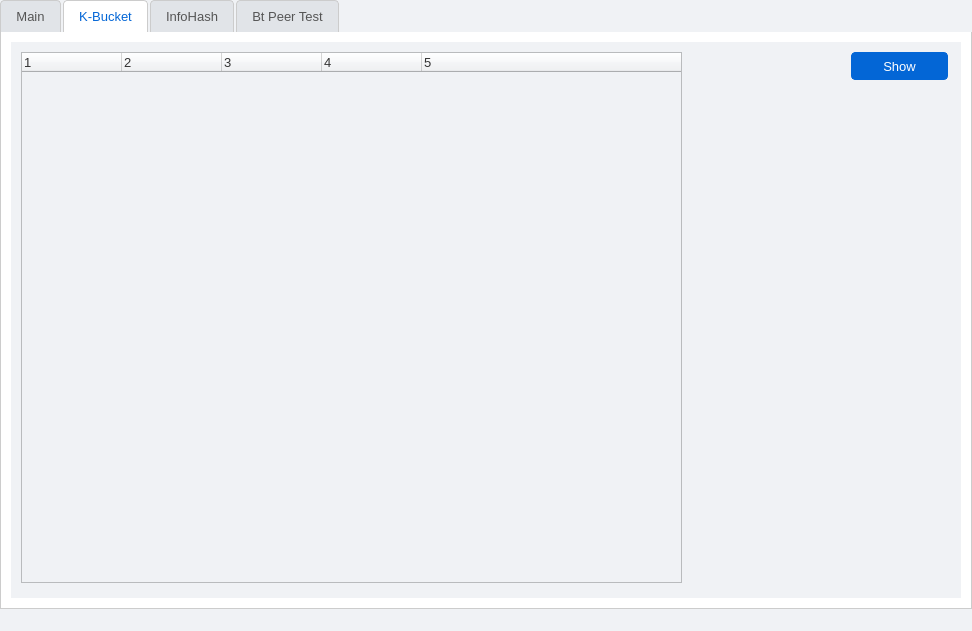
First picture: the form in ui/main.ui, repository BusyStudent/DHT, before the edit.
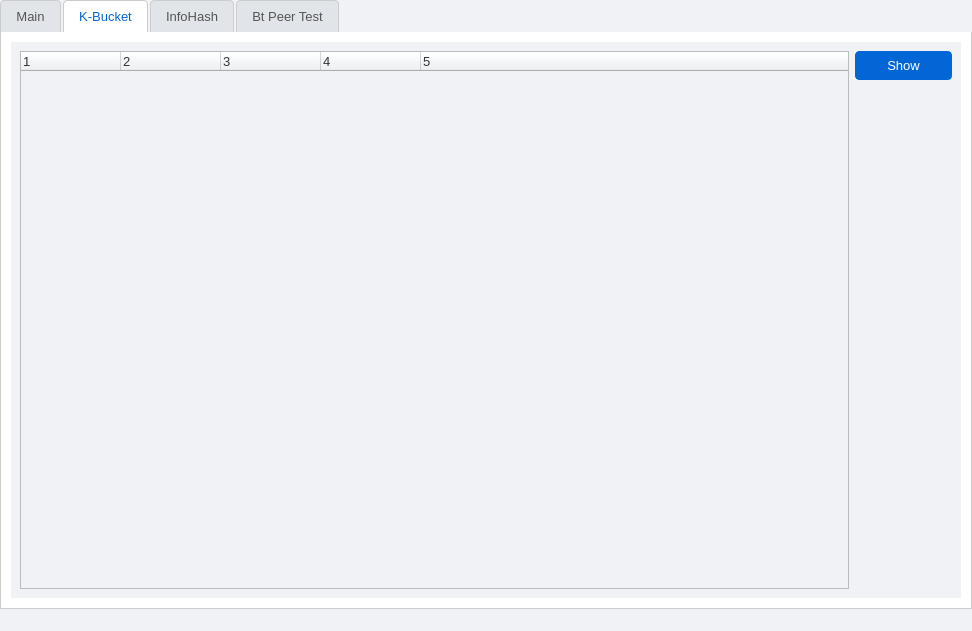
Second picture: the form after the edit. The open tabs and pages were chosen to show the change. Icons and pictures are not drawn. Custom widgets are drawn as their Qt base class.

Diff of the .ui file:
```diff
--- a/ui/main.ui
+++ b/ui/main.ui
@@ -785,15 +785,29 @@
        <attribute name="title">
         <string>K-Bucket</string>
        </attribute>
+       <layout class="QGridLayout" name="gridLayout_2">
+        <item row="0" column="1">
+         <widget class="QPushButton" name="showBucketsButton">
+          <property name="text">
+           <string>Show</string>
+          </property>
+         </widget>
+        </item>
+        <item row="1" column="1">
+         <spacer name="verticalSpacer_3">
+          <property name="orientation">
+           <enum>Qt::Vertical</enum>
+          </property>
+          <property name="sizeHint" stdset="0">
+           <size>
+            <width>20</width>
+            <height>40</height>
+           </size>
+          </property>
+         </spacer>
+        </item>
+        <item row="0" column="0" rowspan="2">
        <widget class="QTreeWidget" name="treeWidget">
-        <property name="geometry">
-         <rect>
-          <x>10</x>
-          <y>10</y>
-          <width>661</width>
-          <height>531</height>
-         </rect>
-        </property>
         <property name="columnCount">
          <number>5</number>
         </property>
@@ -823,19 +837,8 @@
          </property>
         </column>
        </widget>
-       <widget class="QPushButton" name="showBucketsButton">
-        <property name="geometry">
-         <rect>
-          <x>840</x>
-          <y>10</y>
-          <width>97</width>
-          <height>28</height>
-         </rect>
-        </property>
-        <property name="text">
-         <string>Show</string>
-        </property>
-       </widget>
+        </item>
+       </layout>
       </widget>
       <widget class="QWidget" name="tab_3">
        <attribute name="title">
```
Left out of the diff: 18 changed lines with no effect on the pictures. Lines whose indentation alone changed are shown as unchanged.
